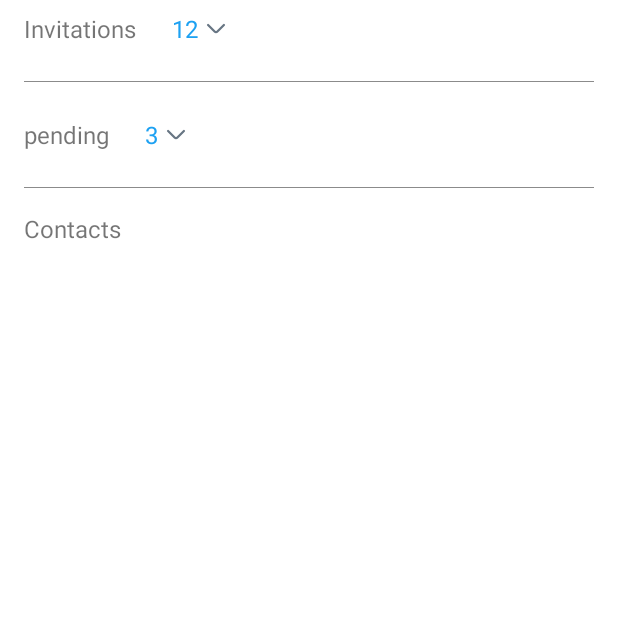
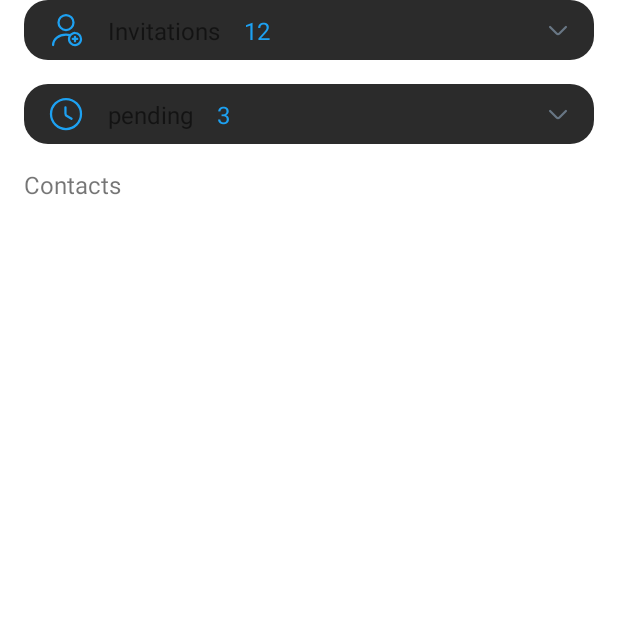
Before and after one commit to alexandermalinov/whisper, an Android app: the ContactsFragment screen opened through its navigation route, on a phone screen of 412 x 824 dp, the top half of it. Run offline under Robolectric (Android 15) with nearby library versions, the phone set to English and light mode, and no system bars; our stand-ins replace CircleImageView, Dagger/Hilt's generated code, Firebase (no records; nobody signed in at launch, a user with empty details on screens opened directly), Shimmer, Timber and 1 more; libraries missing offline, so code that uses them is left out: com.sendbird.android; pictures from the network do not load; 1 statement that could not run was skipped.

Commit message:
feature/WSR-3

```diff
--- a/app/src/main/java/com/example/whisper/ui/basecontacts/BaseContactsViewModel.kt
+++ b/app/src/main/java/com/example/whisper/ui/basecontacts/BaseContactsViewModel.kt
@@ -102,6 +102,7 @@ open class BaseContactsViewModel @Inject constructor(
             _uiModel.emit(
                 _uiModel.value.copy(
                     pageTitle = getTitleByPagePosition(position),
+                    searchVisible = position == RECENT_CHATS_PAGER_POSITION,
                     addContactOrCreateGroupButtonIconId = getAddContactOrCreateGroupIconId(position),
                     viewPagerPosition = position,
                     bottomNavigationItemId = itemId
@@ -120,6 +121,7 @@ open class BaseContactsViewModel @Inject constructor(
             _uiModel.emit(
                 _uiModel.value.copy(
                     pageTitle = getTitleByPagePosition(position),
+                    searchVisible = position == RECENT_CHATS_PAGER_POSITION,
                     addContactOrCreateGroupButtonIconId = getAddContactOrCreateGroupIconId(position),
                     viewPagerPosition = position,
                     bottomNavigationItemId = itemId
--- a/app/src/main/java/com/example/whisper/ui/contacts/ContactsFragment.kt
+++ b/app/src/main/java/com/example/whisper/ui/contacts/ContactsFragment.kt
@@ -47,20 +47,13 @@ class ContactsFragment : BaseFragment<FragmentContactsBinding>() {
             adapter = ContactsAdapter(viewModel)
             layoutManager = LinearLayoutManager(context)
         }
+
         dataBinding.recyclerInvitations.apply {
-            adapter = ContactsInviteAdapter(viewModel)
-            layoutManager = LinearLayoutManager(context)
-        }
-        dataBinding.recyclerInvitations2.apply {
             adapter = ContactsInviteAdapter(viewModel)
             layoutManager = LinearLayoutManager(context)
         }
 
         dataBinding.recyclerPending.apply {
-            adapter = ContactsInviteAdapter(viewModel)
-            layoutManager = LinearLayoutManager(context)
-        }
-        dataBinding.recyclerPending2.apply {
             adapter = ContactsInviteAdapter(viewModel)
             layoutManager = LinearLayoutManager(context)
         }
@@ -76,20 +69,8 @@ class ContactsFragment : BaseFragment<FragmentContactsBinding>() {
         collectState {
             viewModel.contacts.collect { contacts ->
                 (dataBinding.recyclerContacts.adapter as ContactsAdapter).submitList(contacts)
-                val invi = if (contacts.isNotEmpty()) listOf(contacts[0]) else listOf()
-                (dataBinding.recyclerInvitations.adapter as ContactsInviteAdapter).submitList(
-                    invi
-                )
-                (dataBinding.recyclerInvitations2.adapter as ContactsInviteAdapter).submitList(
-                    contacts
-                )
-
-                (dataBinding.recyclerPending.adapter as ContactsInviteAdapter).submitList(
-                    invi
-                )
-                (dataBinding.recyclerPending2.adapter as ContactsInviteAdapter).submitList(
-                    contacts
-                )
+                (dataBinding.recyclerInvitations.adapter as ContactsInviteAdapter).submitList(contacts)
+                (dataBinding.recyclerPending.adapter as ContactsInviteAdapter).submitList(contacts)
             }
         }
 
@@ -109,7 +90,7 @@ class ContactsFragment : BaseFragment<FragmentContactsBinding>() {
     private fun expandInvitations(shouldExpand: Boolean) {
         dataBinding.apply {
             TransitionManager.beginDelayedTransition(recyclerInvitations, AutoTransition())
-            recyclerInvitations2.visibility = if (shouldExpand) View.VISIBLE else View.GONE
+            recyclerInvitations.visibility = if (shouldExpand) View.VISIBLE else View.GONE
             buttonExpand.visibility = if (shouldExpand) View.GONE else View.VISIBLE
             buttonShrink.visibility = if (shouldExpand) View.VISIBLE else View.GONE
         }
@@ -118,7 +99,7 @@ class ContactsFragment : BaseFragment<FragmentContactsBinding>() {
     private fun expandPending(shouldExpand: Boolean) {
         dataBinding.apply {
             TransitionManager.beginDelayedTransition(recyclerInvitations, AutoTransition())
-            recyclerPending2.visibility = if (shouldExpand) View.VISIBLE else View.GONE
+            recyclerPending.visibility = if (shouldExpand) View.VISIBLE else View.GONE
             buttonPendingExpand.visibility = if (shouldExpand) View.GONE else View.VISIBLE
             buttonPendingCollapse.visibility = if (shouldExpand) View.VISIBLE else View.GONE
         }
--- a/app/src/main/java/com/example/whisper/vo/basecontacts/BaseContactsUiModel.kt
+++ b/app/src/main/java/com/example/whisper/vo/basecontacts/BaseContactsUiModel.kt
@@ -6,8 +6,9 @@ import com.example.whisper.utils.common.RECENT_CHATS_PAGER_POSITION
 
 data class BaseContactsUiModel(
     val pageTitle: Int = R.string.chats,
+    val profilePictureUrl: String = EMPTY,
+    val searchVisible: Boolean = true,
     val addContactOrCreateGroupButtonIconId: Int = R.drawable.ic_feather,
-    val profilePictureUrl: String = EMPTY,
     val viewPagerPosition: Int = RECENT_CHATS_PAGER_POSITION,
     val bottomNavigationItemId: Int = R.id.recentChatsFragment
 )
--- /dev/null
+++ b/app/src/main/res/drawable/clock.xml
@@ -0,0 +1,20 @@
+<vector xmlns:android="http://schemas.android.com/apk/res/android"
+    android:width="24dp"
+    android:height="24dp"
+    android:viewportWidth="24"
+    android:viewportHeight="24">
+  <path
+      android:pathData="M22,12C22,17.52 17.52,22 12,22C6.48,22 2,17.52 2,12C2,6.48 6.48,2 12,2C17.52,2 22,6.48 22,12Z"
+      android:strokeLineJoin="round"
+      android:strokeWidth="1.5"
+      android:fillColor="#00000000"
+      android:strokeColor="#687684"
+      android:strokeLineCap="round"/>
+  <path
+      android:pathData="M15.71,15.18L12.61,13.33C12.07,13.01 11.63,12.24 11.63,11.61V7.51"
+      android:strokeLineJoin="round"
+      android:strokeWidth="1.5"
+      android:fillColor="#00000000"
+      android:strokeColor="#687684"
+      android:strokeLineCap="round"/>
+</vector>
--- a/app/src/main/res/layout/fragment_base_contacts.xml
+++ b/app/src/main/res/layout/fragment_base_contacts.xml
@@ -82,7 +82,7 @@
             app:layout_constraintTop_toBottomOf="@+id/button_search"
             tools:text="@string/chats" />
 
-        <EditText
+       <!-- <EditText
             android:id="@+id/edit_text_search"
             android:layout_width="0dp"
             android:layout_height="wrap_content"
@@ -90,13 +90,14 @@
             android:layout_marginTop="@dimen/margin_medium"
             android:drawableStart="@drawable/search"
             android:drawablePadding="@dimen/padding_small"
+            app:visibleGone="@{model.searchVisible}"
             android:background="@drawable/sp_edittext_radius_medium"
             android:hint="@string/search"
             android:paddingHorizontal="@dimen/padding_medium"
             android:paddingVertical="@dimen/padding_small"
             app:layout_constraintEnd_toEndOf="parent"
             app:layout_constraintStart_toStartOf="parent"
-            app:layout_constraintTop_toBottomOf="@+id/text_chats_expanded" />
+            app:layout_constraintTop_toBottomOf="@+id/text_chats_expanded" />-->
 
         <androidx.viewpager2.widget.ViewPager2
             android:id="@+id/viewPager"
--- a/app/src/main/res/layout/fragment_contacts.xml
+++ b/app/src/main/res/layout/fragment_contacts.xml
@@ -28,8 +28,8 @@
             android:id="@+id/contacts_container"
             android:layout_width="match_parent"
             android:layout_height="wrap_content"
+            android:animateLayoutChanges="true"
             android:orientation="vertical"
-            android:animateLayoutChanges="true"
             android:paddingHorizontal="@dimen/padding_medium">
 
             <ImageView
@@ -104,20 +104,33 @@
                 app:layout_constraintTop_toBottomOf="@+id/button_start_chat"
                 app:visibleGone="@{model.uiState == ContactsState.EMPTY}" />
 
-            <LinearLayout
+            <androidx.constraintlayout.widget.ConstraintLayout
                 android:layout_width="match_parent"
                 android:layout_height="wrap_content"
-                android:orientation="horizontal">
+                android:background="@drawable/sp_edittext"
+                android:onClick="@{() -> presenter.expandInvitations()}"
+                android:paddingHorizontal="@dimen/padding_medium"
+                android:paddingVertical="@dimen/padding_small">
+
+                <ImageView
+                    android:id="@+id/image_view_invitations"
+                    android:layout_width="24dp"
+                    android:layout_height="24dp"
+                    android:src="@drawable/ic_contact_add"
+                    app:layout_constraintStart_toStartOf="parent"
+                    app:layout_constraintTop_toTopOf="parent"
+                    app:tint="@color/cactus_green" />
 
                 <TextView
                     android:id="@+id/text_invitations"
                     android:layout_width="wrap_content"
                     android:layout_height="wrap_content"
+                    android:layout_marginStart="@dimen/margin_medium"
                     android:text="@string/invitations"
-                    android:onClick="@{() -> presenter.expandInvitations()}"
                     android:textSize="@dimen/text_medium"
-                    app:layout_constraintStart_toStartOf="parent"
-                    app:layout_constraintTop_toTopOf="parent" />
+                    app:layout_constraintBottom_toBottomOf="@+id/image_view_invitations"
+                    app:layout_constraintStart_toEndOf="@+id/image_view_invitations"
+                    app:layout_constraintTop_toTopOf="@+id/image_view_invitations" />
 
                 <TextView
                     android:id="@+id/text_invitations_count"
@@ -125,59 +138,43 @@
                     android:layout_height="wrap_content"
                     android:layout_marginStart="@dimen/margin_medium"
                     android:text="12"
-                    android:paddingVertical="@dimen/padding_small"
-                    android:paddingStart="@dimen/padding_small"
-                    android:onClick="@{() -> presenter.expandInvitations()}"
                     android:textColor="@color/cactus_green"
                     android:textSize="@dimen/text_medium"
+                    app:layout_constraintBottom_toBottomOf="@+id/text_invitations"
                     app:layout_constraintStart_toEndOf="@+id/text_invitations"
-                    app:layout_constraintTop_toTopOf="parent" />
+                    app:layout_constraintTop_toTopOf="@+id/text_invitations" />
 
                 <ImageView
                     android:id="@+id/button_expand"
                     android:layout_width="wrap_content"
                     android:layout_height="wrap_content"
+                    android:layout_gravity="center_vertical"
                     android:layout_marginStart="@dimen/margin_tiny"
+                    android:onClick="@{() -> presenter.expandInvitations()}"
                     android:src="@drawable/ic_arrow_down"
-                    android:paddingVertical="@dimen/padding_small"
-                    android:paddingEnd="@dimen/padding_small"
-                    android:layout_gravity="center_vertical"
-                    android:onClick="@{() -> presenter.expandInvitations()}"
                     app:layout_constraintBottom_toBottomOf="@+id/text_invitations_count"
-                    app:layout_constraintStart_toEndOf="@+id/text_invitations_count"
+                    app:layout_constraintEnd_toEndOf="parent"
                     app:layout_constraintTop_toTopOf="parent" />
 
                 <ImageView
                     android:id="@+id/button_shrink"
                     android:layout_width="wrap_content"
                     android:layout_height="wrap_content"
-                    android:layout_marginStart="@dimen/margin_tiny"
-                    android:src="@drawable/ic_arrow_up"
-                    android:paddingVertical="@dimen/padding_small"
-                    android:paddingEnd="@dimen/padding_small"
                     android:layout_gravity="center_vertical"
                     android:onClick="@{() -> presenter.expandInvitations()}"
+                    android:src="@drawable/ic_arrow_up"
                     app:layout_constraintBottom_toBottomOf="@+id/text_invitations_count"
-                    app:layout_constraintStart_toEndOf="@+id/text_invitations_count"
+                    app:layout_constraintEnd_toEndOf="parent"
                     app:layout_constraintTop_toTopOf="parent" />
 
-            </LinearLayout>
+            </androidx.constraintlayout.widget.ConstraintLayout>
 
             <androidx.recyclerview.widget.RecyclerView
                 android:id="@+id/recycler_invitations"
                 android:layout_width="match_parent"
                 android:layout_height="wrap_content"
-                app:layout_constraintEnd_toEndOf="parent"
-                app:layout_constraintStart_toStartOf="parent"
-                app:layout_constraintTop_toBottomOf="@+id/text_invitations"
-                tools:listitem="@layout/item_contact_invite" />
-
-            <androidx.recyclerview.widget.RecyclerView
-                android:id="@+id/recycler_invitations_2"
-                android:layout_width="match_parent"
-                android:layout_height="wrap_content"
+                android:onClick="@{() -> presenter.expandInvitations()}"
                 android:visibility="gone"
-                android:onClick="@{() -> presenter.expandInvitations()}"
                 app:layout_constraintEnd_toEndOf="parent"
                 app:layout_constraintStart_toStartOf="parent"
                 app:layout_constraintTop_toBottomOf="@+id/text_invitations"
@@ -187,23 +184,39 @@
                 android:layout_width="match_parent"
                 android:layout_height="0.5dp"
                 android:layout_marginVertical="@dimen/margin_medium"
-                android:background="@color/dark_grey"/>
+                android:background="@color/dark_grey"
+                android:visibility="gone" />
 
-            <LinearLayout
+            <androidx.constraintlayout.widget.ConstraintLayout
                 android:id="@+id/linear_layout_pending"
                 android:layout_width="match_parent"
                 android:layout_height="wrap_content"
-                android:orientation="horizontal">
+                android:layout_marginTop="@dimen/margin_medium"
+                android:background="@drawable/sp_edittext"
+                android:onClick="@{() -> presenter.expandPending()}"
+                android:paddingHorizontal="@dimen/padding_medium"
+                android:paddingVertical="@dimen/padding_small">
+
+                <ImageView
+                    android:id="@+id/image_view_pending"
+                    android:layout_width="24dp"
+                    android:layout_height="24dp"
+                    android:src="@drawable/clock"
+                    app:layout_constraintBottom_toBottomOf="parent"
+                    app:layout_constraintStart_toStartOf="parent"
+                    app:layout_constraintTop_toTopOf="parent"
+                    app:tint="@color/cactus_green" />
 
                 <TextView
                     android:id="@+id/text_pending"
                     android:layout_width="wrap_content"
                     android:layout_height="wrap_content"
+                    android:layout_marginStart="@dimen/margin_medium"
                     android:text="@string/pending"
-                    android:onClick="@{() -> presenter.expandInvitations()}"
                     android:textSize="@dimen/text_medium"
-                    app:layout_constraintStart_toStartOf="parent"
-                    app:layout_constraintTop_toTopOf="parent" />
+                    app:layout_constraintBottom_toBottomOf="@+id/image_view_pending"
+                    app:layout_constraintStart_toEndOf="@+id/image_view_pending"
+                    app:layout_constraintTop_toTopOf="@+id/image_view_pending" />
 
                 <TextView
                     android:id="@+id/text_pending_count"
@@ -211,59 +224,42 @@
                     android:layout_height="wrap_content"
                     android:layout_marginStart="@dimen/margin_medium"
                     android:text="3"
-                    android:paddingVertical="@dimen/padding_small"
-                    android:paddingStart="@dimen/padding_small"
-                    android:onClick="@{() -> presenter.expandInvitations()}"
                     android:textColor="@color/cactus_green"
                     android:textSize="@dimen/text_medium"
-                    app:layout_constraintStart_toEndOf="@+id/text_invitations"
-                    app:layout_constraintTop_toTopOf="parent" />
+                    app:layout_constraintBottom_toBottomOf="@+id/text_pending"
+                    app:layout_constraintStart_toEndOf="@+id/text_pending"
+                    app:layout_constraintTop_toTopOf="@+id/text_pending" />
 
                 <ImageView
                     android:id="@+id/button_pending_expand"
                     android:layout_width="wrap_content"
                     android:layout_height="wrap_content"
-                    android:layout_marginStart="@dimen/margin_tiny"
-                    android:src="@drawable/ic_arrow_down"
-                    android:paddingVertical="@dimen/padding_small"
-                    android:paddingEnd="@dimen/padding_small"
                     android:layout_gravity="center_vertical"
                     android:onClick="@{() -> presenter.expandPending()}"
-                    app:layout_constraintBottom_toBottomOf="@+id/text_invitations_count"
-                    app:layout_constraintStart_toEndOf="@+id/text_invitations_count"
+                    android:src="@drawable/ic_arrow_down"
+                    app:layout_constraintBottom_toBottomOf="parent"
+                    app:layout_constraintEnd_toEndOf="parent"
                     app:layout_constraintTop_toTopOf="parent" />
 
                 <ImageView
                     android:id="@+id/button_pending_collapse"
                     android:layout_width="wrap_content"
                     android:layout_height="wrap_content"
-                    android:layout_marginStart="@dimen/margin_tiny"
-                    android:src="@drawable/ic_arrow_up"
-                    android:paddingVertical="@dimen/padding_small"
-                    android:paddingEnd="@dimen/padding_small"
                     android:layout_gravity="center_vertical"
                     android:onClick="@{() -> presenter.expandPending()}"
-                    app:layout_constraintBottom_toBottomOf="@+id/text_invitations_count"
-                    app:layout_constraintStart_toEndOf="@+id/text_invitations_count"
+                    android:src="@drawable/ic_arrow_up"
+                    app:layout_constraintBottom_toBottomOf="parent"
+                    app:layout_constraintEnd_toEndOf="parent"
                     app:layout_constraintTop_toTopOf="parent" />
 
-            </LinearLayout>
+            </androidx.constraintlayout.widget.ConstraintLayout>
 
             <androidx.recyclerview.widget.RecyclerView
                 android:id="@+id/recycler_pending"
                 android:layout_width="match_parent"
                 android:layout_height="wrap_content"
-                app:layout_constraintEnd_toEndOf="parent"
-                app:layout_constraintStart_toStartOf="parent"
-                app:layout_constraintTop_toBottomOf="@+id/text_invitations"
-                tools:listitem="@layout/item_contact_invite" />
-
-            <androidx.recyclerview.widget.RecyclerView
-                android:id="@+id/recycler_pending_2"
-                android:layout_width="match_parent"
-                android:layout_height="wrap_content"
+                android:onClick="@{() -> presenter.expandInvitations()}"
                 android:visibility="gone"
-                android:onClick="@{() -> presenter.expandInvitations()}"
                 app:layout_constraintEnd_toEndOf="parent"
                 app:layout_constraintStart_toStartOf="parent"
                 app:layout_constraintTop_toBottomOf="@+id/text_invitations"
@@ -273,12 +269,14 @@
                 android:layout_width="match_parent"
                 android:layout_height="0.5dp"
                 android:layout_marginVertical="@dimen/margin_medium"
-                android:background="@color/dark_grey"/>
+                android:background="@color/dark_grey"
+                android:visibility="gone" />
 
             <TextView
                 android:id="@+id/text_contacts"
                 android:layout_width="wrap_content"
                 android:layout_height="wrap_content"
+                android:layout_marginTop="@dimen/margin_medium"
                 android:text="@string/contacts"
                 android:textSize="@dimen/text_medium"
                 app:layout_constraintStart_toStartOf="parent"
--- a/app/src/main/res/xml/fragment_base_contacts_xml_constraintlayout2_scene2.xml
+++ b/app/src/main/res/xml/fragment_base_contacts_xml_constraintlayout2_scene2.xml
@@ -8,14 +8,14 @@
         motion:constraintSetStart="@id/start"
         motion:duration="1000">
         <KeyFrameSet>
-            <KeyAttribute
+           <!-- <KeyAttribute
                 app:motionTarget="@+id/edit_text_search"
                 app:framePosition="20"
                 android:alpha="0" />
             <KeyAttribute
                 app:motionTarget="@+id/edit_text_search"
                 app:framePosition="100"
-                android:alpha="0" />
+                android:alpha="0" />-->
             <KeyAttribute
                 app:motionTarget="@+id/text_chats_collapsed"
                 app:framePosition="80"
@@ -32,14 +32,14 @@
                 app:motionTarget="@+id/text_chats_collapsed"
                 app:framePosition="100"
                 android:alpha="1" />
-            <KeyAttribute
+            <!--<KeyAttribute
                 app:motionTarget="@+id/button_search"
                 app:framePosition="20"
                 android:alpha="0" />
             <KeyAttribute
                 app:motionTarget="@+id/button_search"
                 app:framePosition="80"
-                android:alpha="0" />
+                android:alpha="0" />-->
         </KeyFrameSet>
         <OnSwipe
             app:dragDirection="dragUp"
@@ -56,7 +56,7 @@
             motion:layout_constraintBottom_toTopOf="@+id/bottom_navigation_menu"
             motion:layout_constraintEnd_toEndOf="parent"
             motion:layout_constraintStart_toStartOf="parent"
-            motion:layout_constraintTop_toBottomOf="@+id/edit_text_search" />
+            motion:layout_constraintTop_toBottomOf="@+id/text_chats_expanded" />
         <Constraint
             android:id="@+id/text_chats_expanded"
             android:layout_width="wrap_content"
@@ -64,7 +64,7 @@
             android:layout_marginStart="@dimen/margin_medium"
             android:layout_marginTop="@dimen/margin_medium"
             motion:layout_constraintStart_toStartOf="parent"
-            motion:layout_constraintTop_toBottomOf="@+id/button_search" />
+            motion:layout_constraintTop_toBottomOf="@+id/button_add_contact_or_create_group" />
         <Constraint
             android:id="@+id/text_chats_collapsed"
             android:layout_width="wrap_content"
@@ -73,7 +73,7 @@
             app:layout_constraintTop_toTopOf="@+id/button_add_contact_or_create_group"
             motion:layout_constraintEnd_toEndOf="parent"
             motion:layout_constraintStart_toStartOf="parent" />
-        <Constraint
+        <!--<Constraint
             android:id="@+id/edit_text_search"
             android:layout_width="0dp"
             android:layout_height="wrap_content"
@@ -91,7 +91,7 @@
             android:layout_marginStart="@dimen/margin_medium"
             app:layout_constraintTop_toTopOf="@id/button_add_contact_or_create_group"
             app:layout_constraintStart_toStartOf="parent"
-            android:alpha="0" />
+            android:alpha="0" />-->
     </ConstraintSet>
 
     <ConstraintSet android:id="@+id/end">
@@ -111,7 +111,7 @@
             android:layout_marginStart="@dimen/margin_medium"
             android:layout_marginTop="@dimen/margin_medium"
             motion:layout_constraintStart_toStartOf="parent"
-            motion:layout_constraintTop_toBottomOf="@+id/button_search" />
+            motion:layout_constraintTop_toBottomOf="@+id/button_add_contact_or_create_group" />
         <Constraint
             android:id="@+id/text_chats_collapsed"
             android:layout_width="wrap_content"
@@ -121,7 +121,7 @@
             app:layout_constraintTop_toTopOf="@+id/button_add_contact_or_create_group"
             motion:layout_constraintEnd_toEndOf="parent"
             motion:layout_constraintStart_toStartOf="parent" />
-        <Constraint
+       <!-- <Constraint
             android:id="@+id/edit_text_search"
             android:layout_width="match_parent"
             android:layout_height="1dp"
@@ -137,6 +137,6 @@
             android:layout_marginStart="@dimen/margin_medium"
             app:layout_constraintTop_toTopOf="@id/button_add_contact_or_create_group"
             app:layout_constraintStart_toStartOf="parent"
-            android:alpha="1" />
+            android:alpha="1" />-->
     </ConstraintSet>
 </MotionScene>
```
